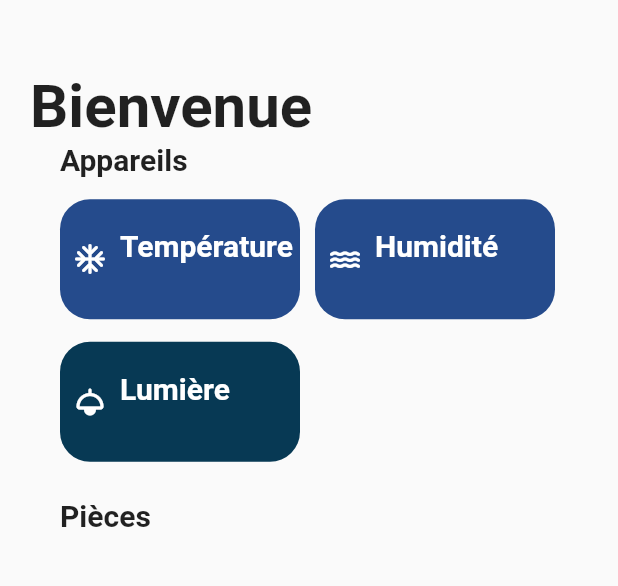
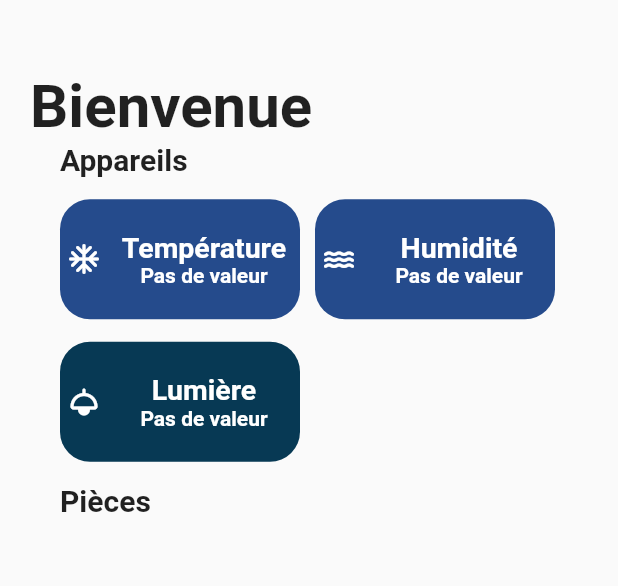
Before and after one commit to JeremyLRYnov/Airlux, a Flutter app: the HomePage screen opened directly, on a phone screen of 412 x 824 dp, the part 352-938 px from its top. Run offline on Flutter 3.47's test engine with Material 2 defaults, Android fonts, the light colour scheme and no system bars; our stand-ins replace flutter_animate, fluttertoast, modal_progress_hud_nsn, shared_preferences; accounts and stored records are empty; network calls fail.

Commit message:
update messages and visual for home Page

```diff
--- a/mobileapp/lib/screens/home_page.dart
+++ b/mobileapp/lib/screens/home_page.dart
@@ -29,9 +29,9 @@ class _HomePageState extends State<HomePage> {
   late String tempId = '';
   late String humId = '';
 
-  String tempVal = '';
-  String humVal = '';
-  String lightState = '';
+  String tempVal = 'Pas de valeur';
+  String humVal = 'Pas de valeur';
+  String lightState = 'Pas de valeur';
 
   Timer? timer;
 
@@ -158,7 +158,7 @@ class _HomePageState extends State<HomePage> {
                       ),
                     ),
                     const SizedBox(
-                      height: 20.0,
+                      height: 0.0,
                     ),
                     Container(
                       margin: const EdgeInsets.only(bottom: 10.0),
--- a/mobileapp/lib/screens/room_page.dart
+++ b/mobileapp/lib/screens/room_page.dart
@@ -231,13 +231,13 @@ class _RoomPageState extends State<RoomPage> {
                                   labelText: 'Sous-titre de la pièce',
                                 ),
                                 onChanged: (value) {
-                                  if (value.length <= 16) {
+                                  if (value.length <= 8) {
                                     setState(() {
                                       subtitle = value;
                                     });
                                   }
                                 },
-                                maxLength: 16,
+                                maxLength: 8,
                               ),
                             ],
                           ),
--- a/mobileapp/lib/widgets/device_item.dart
+++ b/mobileapp/lib/widgets/device_item.dart
@@ -7,12 +7,12 @@ class DeviceItem extends StatelessWidget {
   final String value;
 
   const DeviceItem({
-    super.key,
+    Key? key,
     required this.text,
     required this.icon,
     required this.color,
     required this.value,
-  });
+  }) : super(key: key);
 
   @override
   Widget build(BuildContext context) {
@@ -28,36 +28,36 @@ class DeviceItem extends StatelessWidget {
         children: [
           Container(
             margin: const EdgeInsets.all(4),
+            child: Icon(
+              icon,
+              color: Colors.white,
             ),
-          Icon(icon,
-          color: Colors.white,),
-          Container(
-            margin: const EdgeInsets.all(4),
           ),
-          Column(
+          Expanded(
+            child: Column(
               mainAxisAlignment: MainAxisAlignment.center,
               crossAxisAlignment: CrossAxisAlignment.center,
-            children:[
+              children: [
                 Text(
                   text,
                   textAlign: TextAlign.center,
                   style: const TextStyle(
-                fontSize: 20,
+                    fontSize: 19,
                     fontWeight: FontWeight.bold,
                     color: Colors.white,
                   ),
-
                 ),
                 Text(
                   value,
                   textAlign: TextAlign.center,
                   style: const TextStyle(
-                fontSize: 15,
+                    fontSize: 14,
                     fontWeight: FontWeight.bold,
                     color: Colors.white,
                   ),
                 ),
-            ]
+              ],
+            ),
           ),
         ],
       ),
--- a/mobileapp/pubspec.yaml
+++ b/mobileapp/pubspec.yaml
@@ -35,6 +35,7 @@ dependencies:
   http: ^0.13.3
   provider: ^6.0.5
   flutter_animate: ^4.2.0+1
+  fluttertoast: ^8.2.2
 
 
   # The following adds the Cupertino Icons font to your application.
```
Also changed, not shown: mobileapp/lib/screens/login.dart (+22 -19 lines), mobileapp/lib/widgets/room_item.dart (+10 -6 lines), mobileapp/pubspec.lock. Lines whose indentation alone changed are shown as unchanged.
